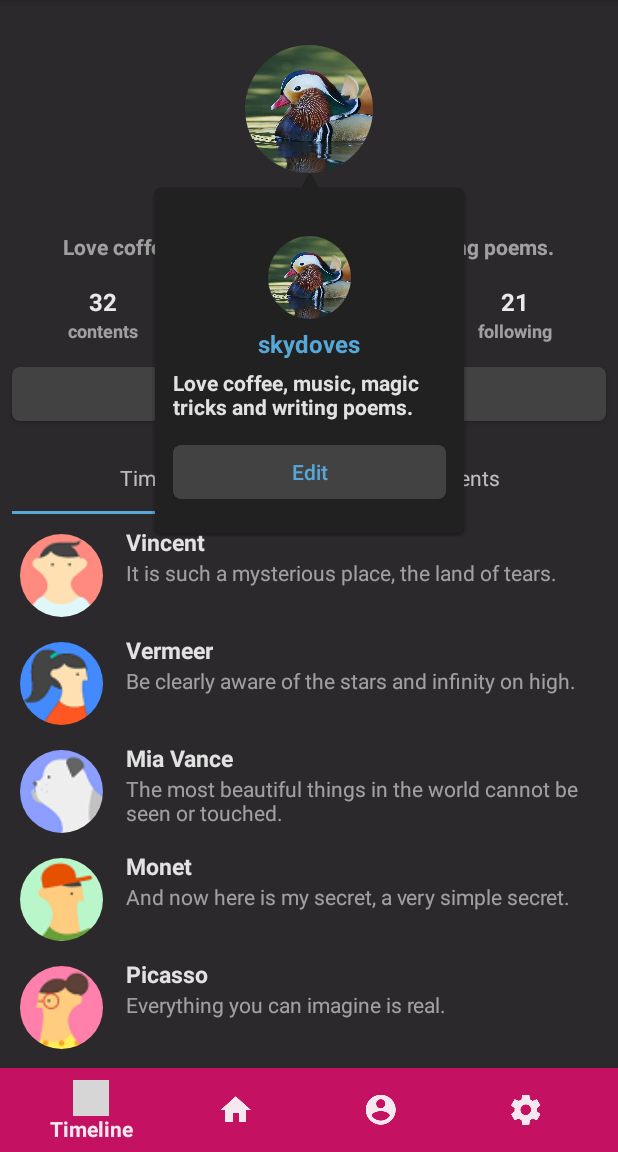
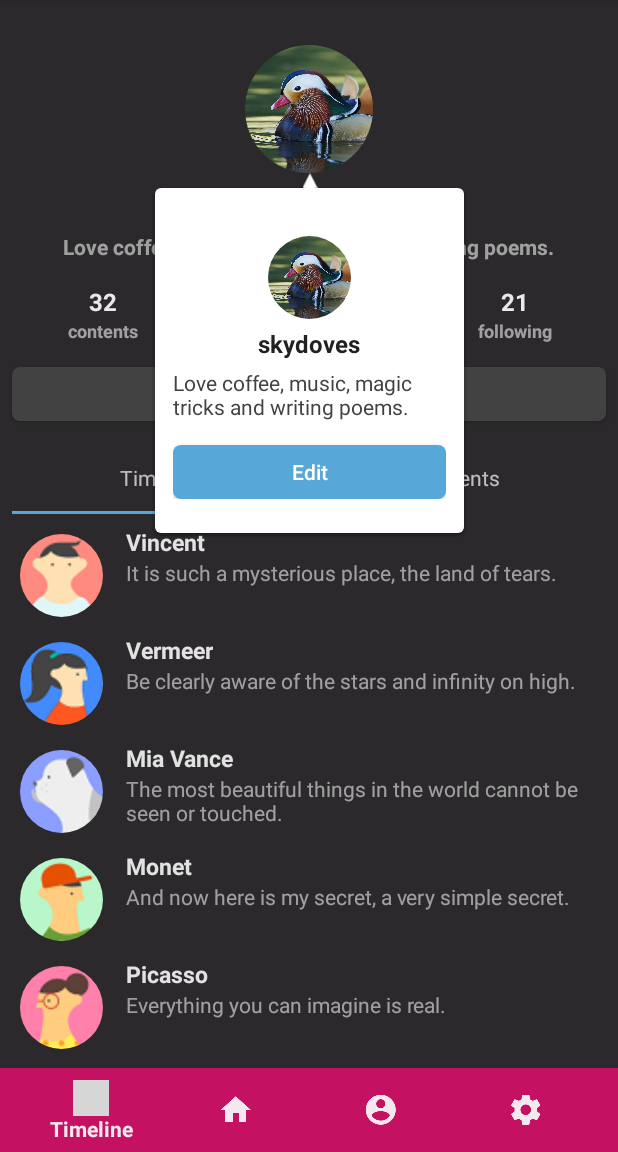
Before and after one commit to skydoves/Balloon, an Android app: the screen it shows after launch (CustomActivity), after a tap on an icon or button, on a phone screen of 412 x 824 dp, the part 84-1236 px from its top. Run offline under Robolectric (Android 15) with nearby library versions, the phone set to English and light mode, and no system bars; our stand-ins replace CircleImageView; pictures from the network do not load; grey boxes are pictures that could not be loaded.

Commit message:
Use scope functions to the simple codes

```diff
--- a/app/src/main/java/com/skydoves/balloondemo/factory/ProfileBalloonFactory.kt
+++ b/app/src/main/java/com/skydoves/balloondemo/factory/ProfileBalloonFactory.kt
@@ -35,7 +35,7 @@ class ProfileBalloonFactory : Balloon.Factory() {
       setWidthRatio(0.55f)
       setHeight(250)
       setCornerRadius(4f)
-      setBackgroundColorResource(R.color.background900)
+      setBackgroundColorResource(R.color.white)
       setBalloonAnimation(BalloonAnimation.OVERSHOOT)
       setDismissWhenShowAgain(true)
       setLifecycleOwner(lifecycle)
--- /dev/null
+++ b/app/src/main/res/drawable/round_button_skyblue.xml
@@ -0,0 +1,7 @@
+<?xml version="1.0" encoding="utf-8"?>
+<shape xmlns:android="http://schemas.android.com/apk/res/android"
+  android:dither="true"
+  android:shape="rectangle">
+  <corners android:radius="5dp" />
+  <solid android:color="@color/skyBlue" />
+</shape>
--- a/app/src/main/res/layout/layout_custom_profile.xml
+++ b/app/src/main/res/layout/layout_custom_profile.xml
@@ -21,7 +21,7 @@
     android:layout_gravity="center_horizontal"
     android:layout_marginTop="5dp"
     android:text="skydoves"
-    android:textColor="@color/skyBlue"
+    android:textColor="@color/background900"
     android:textSize="16sp"
     android:textStyle="bold"
     tools:ignore="HardcodedText" />
@@ -32,9 +32,8 @@
     android:layout_gravity="center_horizontal"
     android:layout_marginTop="5dp"
     android:text="Love coffee, music, magic tricks and writing poems."
-    android:textColor="@color/white_87"
+    android:textColor="@color/background800"
     android:textSize="14sp"
-    android:textStyle="bold"
     tools:ignore="HardcodedText" />
 
   <Button
@@ -42,10 +41,10 @@
     android:layout_width="match_parent"
     android:layout_height="36dp"
     android:layout_marginTop="16dp"
-    android:background="@drawable/round_button"
+    android:background="@drawable/round_button_skyblue"
     android:text="Edit"
     android:textAllCaps="false"
-    android:textColor="@color/skyBlue"
+    android:textColor="@color/white"
     tools:ignore="HardcodedText" />
 
 </LinearLayout>
--- a/app/src/main/res/values/colors.xml
+++ b/app/src/main/res/values/colors.xml
@@ -6,6 +6,7 @@
   <color name="background">#2B292B</color>
   <color name="background800">#424242</color>
   <color name="background900">#212121</color>
+  <color name="white">#ffffff</color>
   <color name="white_56">#8effffff</color>
   <color name="white_70">#b2ffffff</color>
   <color name="white_87">#ddffffff</color>
--- a/balloon/src/main/java/com/skydoves/balloon/Balloon.kt
+++ b/balloon/src/main/java/com/skydoves/balloon/Balloon.kt
@@ -142,10 +142,10 @@ class Balloon(
     with(bodyView.balloon_background) {
       alpha = builder.alpha
       if (builder.backgroundDrawable == null) {
-        val drawable = GradientDrawable()
-        drawable.setColor(builder.backgroundColor)
-        drawable.cornerRadius = builder.cornerRadius
-        background = drawable
+        background = GradientDrawable().apply {
+          setColor(builder.backgroundColor)
+          cornerRadius = builder.cornerRadius
+        }
       } else {
         background = builder.backgroundDrawable
       }
--- a/balloon/src/main/java/com/skydoves/balloon/ViewExtension.kt
+++ b/balloon/src/main/java/com/skydoves/balloon/ViewExtension.kt
@@ -47,14 +47,15 @@ internal fun View.circularRevealed() {
       ) {
         view.removeOnLayoutChangeListener(this)
         if (Build.VERSION.SDK_INT >= Build.VERSION_CODES.LOLLIPOP) {
-          val animator = ViewAnimationUtils.createCircularReveal(
+          ViewAnimationUtils.createCircularReveal(
             view,
             (view.left + view.right) / 2,
             (view.top + view.bottom) / 2,
             0f,
-            max(view.width, view.height).toFloat())
-          animator.duration = 500
-          animator.start()
+            max(view.width, view.height).toFloat()).run {
+            duration = 500
+            start()
+          }
         }
       }
     })
```
